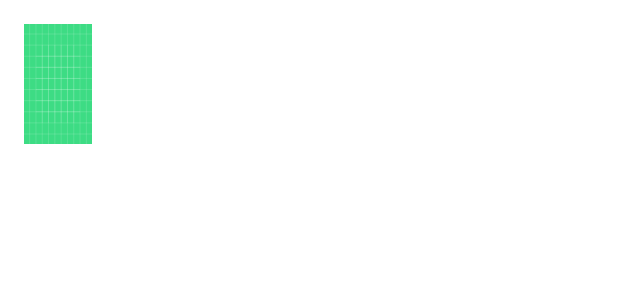
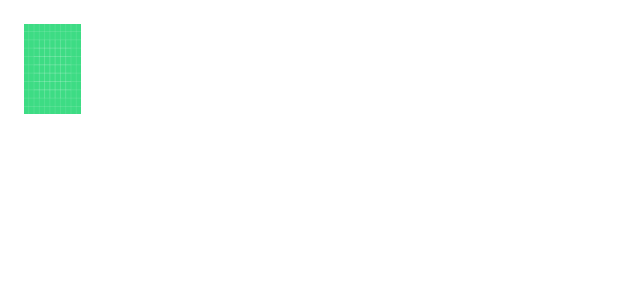
Before and after one commit to EvanChrisp/ICT376-Project, an Android app: the layout cart_layout.xml on its own in the app's theme, with its tools: preview values and no code run, on a phone screen of 412 x 824 dp. Shown: the top 300 px of the screen. Run offline under Robolectric (Android 15) with nearby library versions, the phone set to English and light mode, and no system bars.

Commit message:
Added db function removeFromCart -> worked previously but used the add to cart function. Separated for debugging - best to merge before submission.

```diff
--- a/ICT376Project/app/src/main/java/au/edu/murdoch/ict376project/CheckoutActivity.java
+++ b/ICT376Project/app/src/main/java/au/edu/murdoch/ict376project/CheckoutActivity.java
@@ -77,7 +77,7 @@ public class CheckoutActivity extends AppCompatActivity {
 
                 // Get the item _id and use itemId to set the cart item back to status="0"
                 int itemId =  cursor.getInt(cursor.getColumnIndexOrThrow("_id"));
-                db.addToCart(itemId,"0");
+                db.removeFromCart(itemId,"0");
                 Intent intent = new Intent(CheckoutActivity.this, CheckoutActivity.class);
                 startActivity(intent);
             }
--- a/ICT376Project/app/src/main/java/au/edu/murdoch/ict376project/Database.java
+++ b/ICT376Project/app/src/main/java/au/edu/murdoch/ict376project/Database.java
@@ -126,7 +126,7 @@ public class Database extends SQLiteOpenHelper
     }
 
     // change the value of status to "0" or "1" - Zero is not added to cart, One is added to cart
-    public boolean removefromCart (Integer id, String val){
+    public boolean removeFromCart (Integer id, String val){
         // get database
         SQLiteDatabase db = this.getWritableDatabase();
         // create new contentValues object
--- a/ICT376Project/app/src/main/res/layout/activity_checkout.xml
+++ b/ICT376Project/app/src/main/res/layout/activity_checkout.xml
@@ -16,7 +16,7 @@
         android:layout_marginEnd="30dp"
         android:layout_marginRight="8dp"
         android:layout_marginLeft="8dp"
-        android:layout_marginBottom="30dp"
+        android:layout_marginBottom="10dp"
         android:textAlignment="center"
         android:layout_gravity="center_horizontal"
         android:textSize="20sp"
--- a/ICT376Project/app/src/main/res/layout/cart_layout.xml
+++ b/ICT376Project/app/src/main/res/layout/cart_layout.xml
@@ -8,12 +8,12 @@
     android:background="@android:color/white">
 
     <ImageView
-        android:layout_width="65dp"
-        android:layout_height="80dp"
+        android:layout_width="48dp"
+        android:layout_height="60dp"
         android:src="@drawable/ic_launcher_background"
         android:id="@+id/cImageHolder"
         android:scaleType="fitXY"
-        android:paddingRight="20dp"
+        android:paddingRight="10dp"
         />
     <LinearLayout
         android:orientation="vertical"
--- a/ICT376Project/app/src/main/res/layout/fragment_search.xml
+++ b/ICT376Project/app/src/main/res/layout/fragment_search.xml
@@ -25,7 +25,7 @@
     <TextView
         android:layout_width="wrap_content"
         android:layout_height="wrap_content"
-        android:text="Scroll the listView"
+        android:text="try searching for Forza, Ridge Racer or Zelda...."
         android:layout_marginBottom="30dp"
         android:padding="16dp"/>
     <LinearLayout
```
Lines whose indentation alone changed are shown as unchanged.
